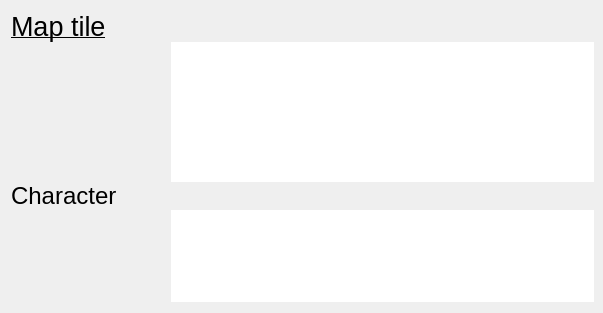
Old version of the form OrodaelTurrim/res/ui/mapInfoWidget.ui in the repository Wilson194/OrodaelTurrim.
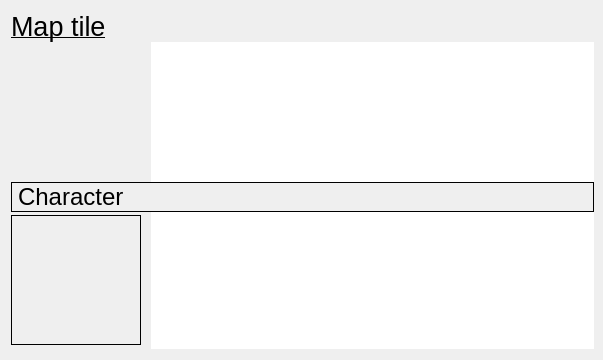
New version of the form.

Patch:
```diff
--- a/OrodaelTurrim/res/ui/mapInfoWidget.ui
+++ b/OrodaelTurrim/res/ui/mapInfoWidget.ui
@@ -7,7 +7,7 @@
     <x>0</x>
     <y>0</y>
     <width>603</width>
-    <height>313</height>
+    <height>360</height>
    </rect>
   </property>
   <property name="windowTitle">
@@ -17,13 +17,10 @@
    <property name="rightMargin">
     <number>9</number>
    </property>
-   <property name="horizontalSpacing">
-    <number>20</number>
-   </property>
-   <property name="verticalSpacing">
+   <property name="spacing">
     <number>0</number>
    </property>
-   <item row="4" column="0">
+   <item row="5" column="0">
     <spacer name="verticalSpacer">
      <property name="orientation">
       <enum>Qt::Vertical</enum>
@@ -97,6 +94,9 @@
        <pointsize>18</pointsize>
       </font>
      </property>
+     <property name="frameShape">
+      <enum>QFrame::Box</enum>
+     </property>
      <property name="text">
       <string>Character</string>
      </property>
@@ -115,6 +115,47 @@
      </property>
     </widget>
    </item>
+   <item row="3" column="0">
+    <widget class="QLabel" name="characterImageLabel">
+     <property name="sizePolicy">
+      <sizepolicy hsizetype="Fixed" vsizetype="Fixed">
+       <horstretch>0</horstretch>
+       <verstretch>0</verstretch>
+      </sizepolicy>
+     </property>
+     <property name="minimumSize">
+      <size>
+       <width>130</width>
+       <height>130</height>
+      </size>
+     </property>
+     <property name="maximumSize">
+      <size>
+       <width>130</width>
+       <height>130</height>
+      </size>
+     </property>
+     <property name="frameShape">
+      <enum>QFrame::Box</enum>
+     </property>
+     <property name="text">
+      <string/>
+     </property>
+    </widget>
+   </item>
+   <item row="4" column="0">
+    <spacer name="verticalSpacer_2">
+     <property name="orientation">
+      <enum>Qt::Vertical</enum>
+     </property>
+     <property name="sizeHint" stdset="0">
+      <size>
+       <width>20</width>
+       <height>40</height>
+      </size>
+     </property>
+    </spacer>
+   </item>
   </layout>
  </widget>
  <resources/>
```
Left out of the diff: 32 changed lines with no effect on the pictures.
